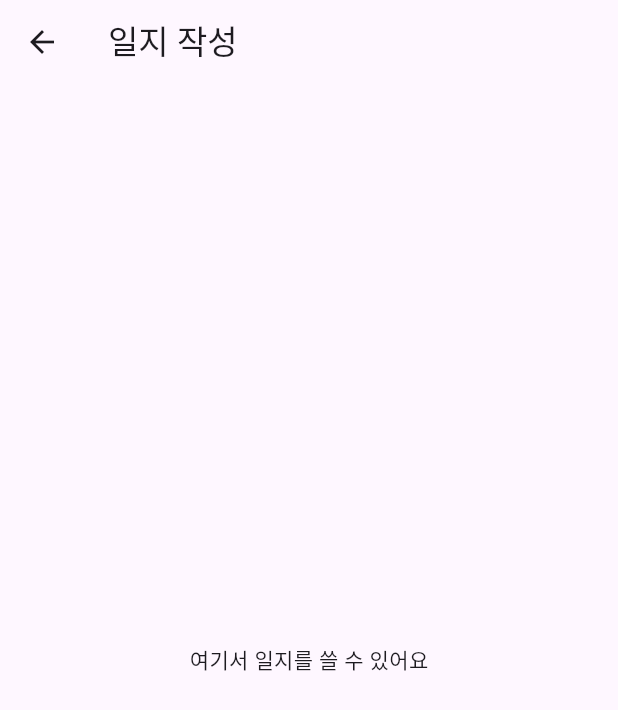
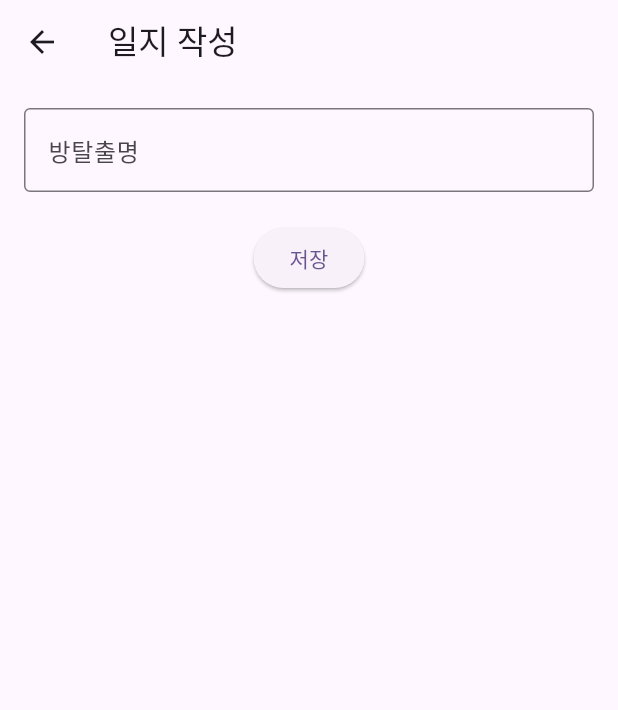
Before and after one commit to JiyongInSpace/jiyong-in-the-room, a Flutter app: the screen it shows after launch, after a tap on the "add" icon, on a phone screen of 412 x 824 dp. Shown: the top 710 px of the screen. Run offline on Flutter 3.47's test engine with Material 3 defaults, Android fonts, the phone set to English and light mode, and no system bars.

Commit message:
[ADD] view dairy list

```diff
--- a/lib/main.dart
+++ b/lib/main.dart
@@ -1,42 +1,35 @@
 import 'package:flutter/material.dart';
-import 'screens/write_diary_screen.dart';
+import 'package:jiyong_in_the_room/screens/diary_list_screen.dart';
 
-void main() => runApp(const MyApp());
+void main() {
+  runApp(const MyApp());
+}
 
-class MyApp extends StatelessWidget {
+class MyApp extends StatefulWidget {
   const MyApp({super.key});
+
+  @override
+  State<MyApp> createState() => _MyAppState();
+}
+
+class _MyAppState extends State<MyApp> {
+  final List<String> diaryList = [];
+
+  void addDiary(String diary) {
+    setState(() {
+      diaryList.add(diary);
+    });
+  }
 
   @override
   Widget build(BuildContext context) {
     return MaterialApp(
-      title: '방탈일지',
+      title: '탈출일지',
       theme: ThemeData(
         colorScheme: ColorScheme.fromSeed(seedColor: Colors.deepPurple),
         useMaterial3: true,
       ),
-      home: const DiaryListScreen(),
+      home: DiaryListScreen(diaryList: diaryList, onAdd: addDiary),
     );
   }
 }
-
-class DiaryListScreen extends StatelessWidget {
-  const DiaryListScreen({super.key});
-
-  @override
-  Widget build(BuildContext context) {
-    return Scaffold(
-      appBar: AppBar(title: const Text('일지 작성')),
-      body: const Center(child: Text('작성된 일지가 없습니다.')),
-      floatingActionButton: FloatingActionButton(
-        onPressed: () {
-          // 일기 작성 화면으로 이동할 예정
-          Navigator.push(
-            context,
-            MaterialPageRoute(builder: (context) => const WriteDiaryScreen()),
-          );
-        },
-        child: const Icon(Icons.add),
-      ),
-    );
-  }
-}
--- /dev/null
+++ b/lib/screens/diary_list_screen.dart
@@ -0,0 +1,46 @@
+import 'package:flutter/material.dart';
+import 'package:jiyong_in_the_room/screens/write_diary_screen.dart';
+
+
+class DiaryListScreen extends StatelessWidget {
+  final List<String> diaryList;
+  final void Function(String) onAdd;
+
+  const DiaryListScreen({
+    super.key,
+    required this.diaryList,
+    required this.onAdd,
+  });
+
+  @override
+  Widget build(BuildContext context) {
+    return Scaffold(
+      appBar: AppBar(title: const Text('탈출일지')),
+      body: diaryList.isEmpty
+          ? const Center(child: Text('작성된 일지가 없습니다.'))
+          : ListView.builder(
+              itemCount: diaryList.length,
+              itemBuilder: (context, index) {
+                return ListTile(
+                  title: Text(diaryList[index]),
+                );
+              },
+            ),
+      floatingActionButton: FloatingActionButton(
+        onPressed: () async {
+          final newDiary = await Navigator.push(
+            context,
+            MaterialPageRoute(
+              builder: (context) => const WriteDiaryScreen(),
+            ),
+          );
+
+          if (newDiary != null && newDiary is String) {
+            onAdd(newDiary);
+          }
+        },
+        child: const Icon(Icons.add),
+      ),
+    );
+  }
+}
--- a/lib/screens/write_diary_screen.dart
+++ b/lib/screens/write_diary_screen.dart
@@ -1,14 +1,46 @@
-// lib/screens/write_diary_screen.dart
 import 'package:flutter/material.dart';
+class WriteDiaryScreen extends StatefulWidget {
+  const WriteDiaryScreen({super.key});
 
-class WriteDiaryScreen extends StatelessWidget {
-  const WriteDiaryScreen({super.key});
+  @override
+  State<WriteDiaryScreen> createState() => _WriteDiaryScreenState();
+}
+
+class _WriteDiaryScreenState extends State<WriteDiaryScreen> {
+  final TextEditingController _cafeNameController = TextEditingController();
+
+  @override
+  void dispose() {
+    _cafeNameController.dispose();
+    super.dispose();
+  }
 
   @override
   Widget build(BuildContext context) {
     return Scaffold(
       appBar: AppBar(title: const Text('일지 작성')),
-      body: const Center(child: Text('여기서 일지를 쓸 수 있어요')),
+      body: Padding(
+        padding: const EdgeInsets.all(16.0),
+        child: Column(
+          children: [
+            TextField(
+              controller: _cafeNameController,
+              decoration: const InputDecoration(
+                labelText: '방탈출명',
+                border: OutlineInputBorder(),
+              ),
+            ),
+            const SizedBox(height: 20),
+            ElevatedButton(
+              onPressed: () {
+                final input = _cafeNameController.text;
+                Navigator.pop(context, input); // 입력값을 반환하면서 화면 닫기
+              },
+              child: const Text('저장'),
+            ),
+          ],
+        ),
+      ),
     );
   }
 }
```
Also changed, not shown: 1 other file.
